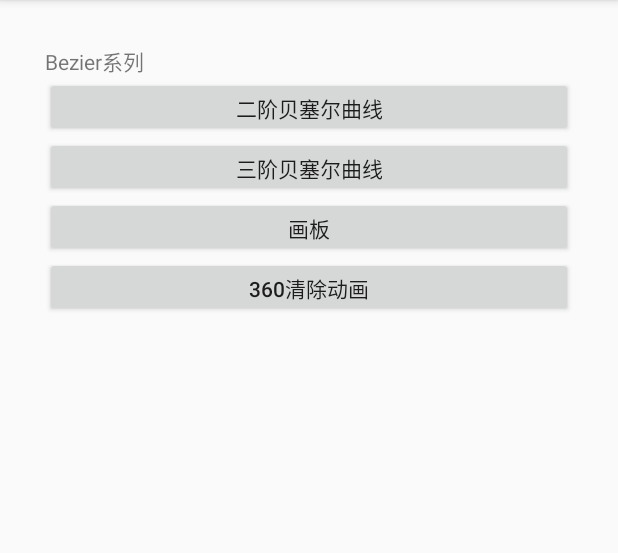
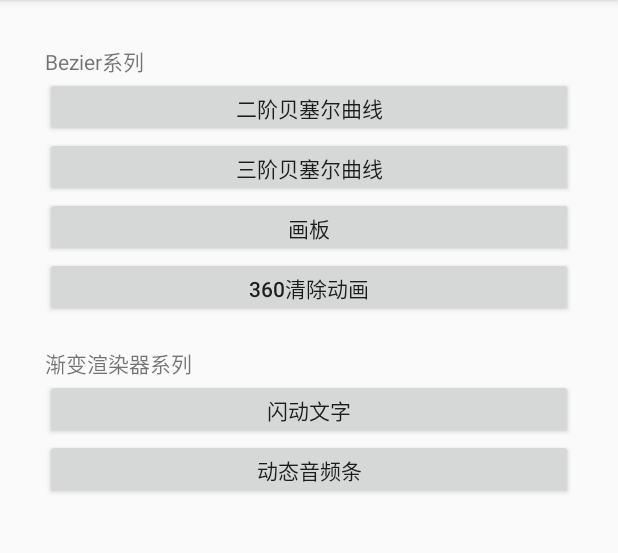
Before and after one commit to AdleyLong/CustomView, an Android app: the screen it shows after launch (MainActivity), on a phone screen of 412 x 824 dp, the part 84-637 px from its top. Run offline under Robolectric (Android 15) with nearby library versions, the phone set to English and light mode, and no system bars.

Commit message:
gradient

```diff
--- a/app/src/main/res/layout/activity_main.xml
+++ b/app/src/main/res/layout/activity_main.xml
@@ -18,24 +18,47 @@
             android:text="Bezier系列"/>
         <Button
             android:layout_width="match_parent"
-            android:layout_height="40dp"
+            android:layout_height="@dimen/button_height"
             android:text="@string/second_bezier"
             android:onClick="secondOrder"/>
         <Button
             android:layout_width="match_parent"
-            android:layout_height="40dp"
+            android:layout_height="@dimen/button_height"
             android:text="@string/three_bezier"
             android:onClick="threeOrder"/>
         <Button
             android:layout_width="match_parent"
-            android:layout_height="40dp"
+            android:layout_height="@dimen/button_height"
             android:text="@string/clipboard"
             android:onClick="slip"/>
         <Button
             android:layout_width="match_parent"
-            android:layout_height="40dp"
+            android:layout_height="@dimen/button_height"
             android:text="@string/clean_360"
             android:onClick="clean360"/>
     </LinearLayout>
 
+    <LinearLayout
+        android:layout_width="match_parent"
+        android:layout_height="wrap_content"
+        android:orientation="vertical"
+        android:layout_marginTop="20dp">
+
+        <TextView
+            android:layout_width="wrap_content"
+            android:layout_height="wrap_content"
+            android:text="@string/gradient"/>
+
+        <Button
+            android:layout_width="match_parent"
+            android:layout_height="@dimen/button_height"
+            android:text="@string/flicker_text"
+            android:onClick="flickerText"/>
+
+        <Button
+            android:layout_width="match_parent"
+            android:layout_height="@dimen/button_height"
+            android:text="@string/volume_bar"
+            android:onClick="volumeBar"/>
+    </LinearLayout>
 </LinearLayout>
--- a/app/src/main/res/values/dimens.xml
+++ b/app/src/main/res/values/dimens.xml
@@ -2,4 +2,6 @@
     <!-- Default screen margins, per the Android Design guidelines. -->
     <dimen name="activity_horizontal_margin">16dp</dimen>
     <dimen name="activity_vertical_margin">16dp</dimen>
+
+    <dimen name="button_height">40dp</dimen>
 </resources>
--- a/app/src/main/res/values/strings.xml
+++ b/app/src/main/res/values/strings.xml
@@ -4,4 +4,7 @@
     <string name="three_bezier">三阶贝塞尔曲线</string>
     <string name="clipboard">画板</string>
     <string name="clean_360">360清除动画</string>
+    <string name="gradient">渐变渲染器系列</string>
+    <string name="flicker_text">闪动文字</string>
+    <string name="volume_bar">动态音频条</string>
 </resources>
```
Also changed, not shown: app/src/main/AndroidManifest.xml (+6 -1 lines), app/src/main/java/com/picasso/customview/MainActivity.java (+10 -0 lines), app/src/main/java/com/picasso/customview/gradient/ui/FlickerTextActivity.java (added, +16 -0 lines), app/src/main/java/com/picasso/customview/gradient/ui/VolumeActivity.java (added, +15 -0 lines), app/src/main/java/com/picasso/customview/gradient/view/FlickerTextView.java (added, +70 -0 lines), app/src/main/java/com/picasso/customview/gradient/view/VolumeView.java (added, +80 -0 lines), app/src/main/res/layout/activity_flicker_text.xml (added, +19 -0 lines), app/src/main/res/layout/activity_volume.xml (added, +16 -0 lines).
